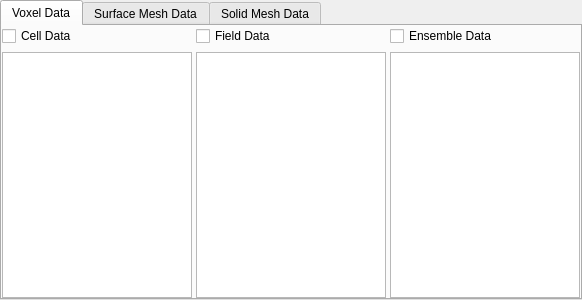
Before: the Qt Designer form Source/PipelineBuilder/UI_Files/ArraySelectionWidget.ui in BlueQuartzSoftware/DREAM3D, drawn with Qt 5.
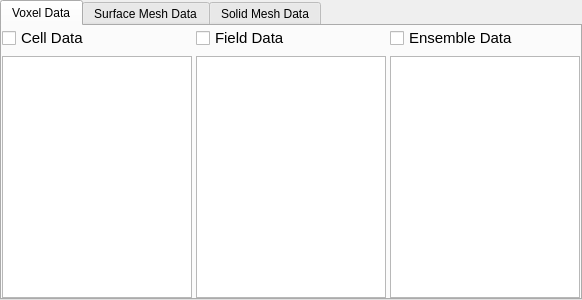
After: the same form once the commit is applied.

Commit message: Fixed issue where the saved selections were not being honored during the next read of that filter from a preferences file.

```diff
--- a/Source/PipelineBuilder/UI_Files/ArraySelectionWidget.ui
+++ b/Source/PipelineBuilder/UI_Files/ArraySelectionWidget.ui
@@ -47,6 +47,12 @@
     </item>
     <item row="0" column="0">
      <widget class="QCheckBox" name="voxelCellCB">
+      <property name="styleSheet">
+       <string notr="true">QCheckBox 
+{
+font-size: 11pt;
+}</string>
+      </property>
       <property name="text">
        <string>Cell Data</string>
       </property>
@@ -57,6 +63,12 @@
     </item>
     <item row="0" column="1">
      <widget class="QCheckBox" name="voxelFieldCB">
+      <property name="styleSheet">
+       <string notr="true">QCheckBox 
+{
+font-size: 11pt;
+}</string>
+      </property>
       <property name="text">
        <string>Field Data</string>
       </property>
@@ -67,6 +79,12 @@
     </item>
     <item row="0" column="2">
      <widget class="QCheckBox" name="voxelEnsembleCB">
+      <property name="styleSheet">
+       <string notr="true">QCheckBox 
+{
+font-size: 11pt;
+}</string>
+      </property>
       <property name="text">
        <string>Ensemble Data</string>
       </property>
```
Left out of the diff: 18 changed lines with no effect on the pictures. The commit also changes 6 other files.
